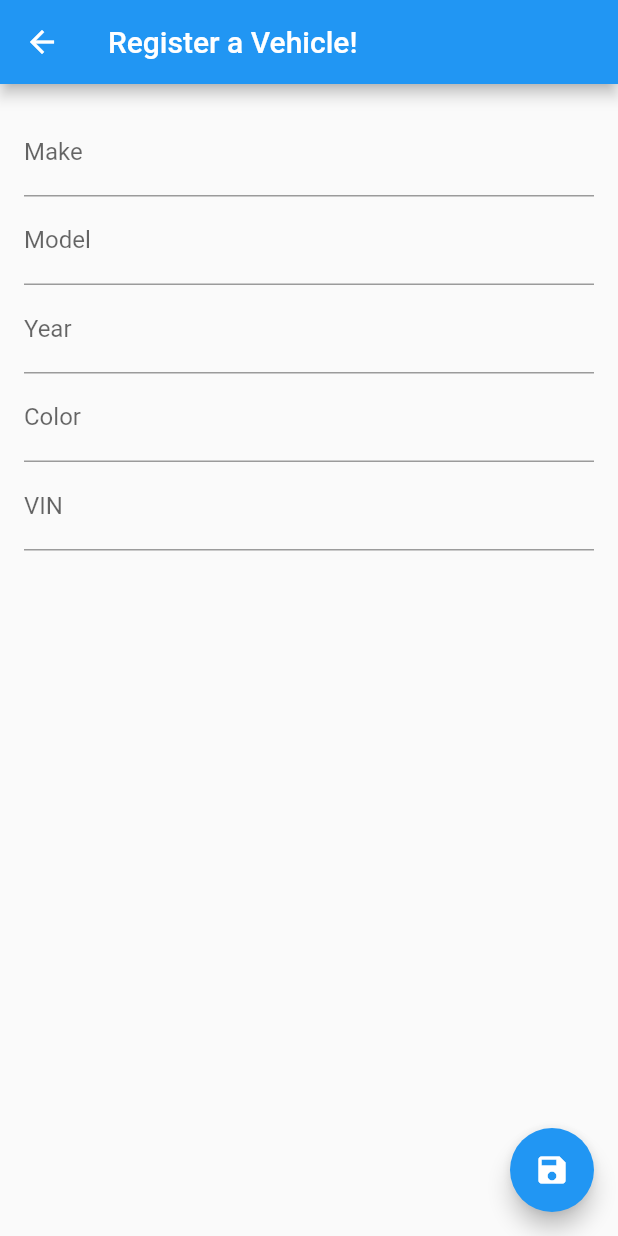
After one commit to CSCI4100U/mobile-group-project-2023-abdul-alam-li-rana, a Flutter app: the VehicleHomePage screen opened directly, after a tap on the "menu" icon, after a tap on the "delete" icon, after a tap on the "add" icon, on a phone screen of 412 x 824 dp. The commit adds this screen. Run offline on Flutter 3.47's test engine with Material 2 defaults, Android fonts, the phone set to English and light mode, and no system bars; our stand-ins replace cloud_firestore, firebase_core, sqflite; accounts and stored records are empty.

Commit message:
Done firebase hookup and basic vehicle operations

```diff
--- /dev/null
+++ b/final_project/lib/add_vehicle.dart
@@ -0,0 +1,91 @@
+import 'package:flutter/material.dart';
+import 'vehicle.dart';
+import 'dbops.dart';
+class AddVehicle extends StatefulWidget {
+  @override
+  _AddVehicleState createState() => _AddVehicleState();
+}
+
+
+class _AddVehicleState extends State<AddVehicle> {
+  final TextEditingController makeController = TextEditingController();
+  final TextEditingController modelController = TextEditingController();
+  final TextEditingController yearController = TextEditingController();
+  final TextEditingController colorController = TextEditingController();
+  final TextEditingController vinController = TextEditingController();
+
+String generateUniqueId() {
+
+  String uniqueId = DateTime.now().toUtc().toIso8601String();
+  return uniqueId;
+}
+  @override
+  Widget build(BuildContext context) {
+    return Scaffold(
+      appBar: AppBar(
+        leading: IconButton(
+          icon: Icon(Icons.arrow_back),
+          onPressed: () {
+            Navigator.pop(context);
+          },
+        ),
+        backgroundColor: Colors.blue,
+        title: Text('Register a Vehicle!'),
+      ),
+      body: Padding(
+        padding: const EdgeInsets.all(16.0),
+        child: Column(
+          children: <Widget>[
+            TextField(
+              controller: makeController,
+              decoration: InputDecoration(labelText: 'Make'),
+            ),
+            TextField(
+              controller: modelController,
+              decoration: InputDecoration(labelText: 'Model'),
+            ),
+             TextField(
+              controller: yearController,
+              decoration: InputDecoration(labelText: 'Year'),
+            ),
+            TextField(
+              controller: colorController,
+              decoration: InputDecoration(labelText: 'Color'),
+            ), TextField(
+              controller: vinController,
+              decoration: InputDecoration(labelText: 'VIN'),
+            ),
+          ],
+        ),
+      ),
+      floatingActionButton: FloatingActionButton(
+        onPressed: () {
+          String make = makeController.text;
+          String model = modelController.text;
+          String year = yearController.text;
+          String color = colorController.text;
+          String vin = vinController.text;
+
+
+           String id = generateUniqueId();
+            Vehicle newVehicle = Vehicle(
+            id: id,
+            make: make,
+            model: model,
+            year: year,
+            color: color,
+            vin: vin,
+            );
+
+          print("do we go here?");
+          insertVehicle(newVehicle);
+
+          Navigator.pop(context,newVehicle);
+        },
+        backgroundColor: Colors.blue,
+
+        child: Icon(Icons.save),
+      ),
+    );
+  }
+}
--- /dev/null
+++ b/final_project/lib/dbops.dart
@@ -0,0 +1,35 @@
+import 'vehicle.dart';
+import 'package:sqflite/sqflite.dart';
+import 'main.dart';
+import 'package:path/path.dart';
+import 'vehicle.dart';
+import 'package:cloud_firestore/cloud_firestore.dart';
+import 'package:firebase_core/firebase_core.dart';
+
+
+
+final FirebaseFirestore firestore = FirebaseFirestore.instance;
+
+Future<void> insertVehicle(Vehicle vehicle) async {
+  await firestore.collection('vehicles').doc(vehicle.id.toString()).set(vehicle.toMap());
+}
+
+Future<List<Vehicle>> getVehicle() async {
+  print("are vehicles  gotten?");
+  QuerySnapshot querySnapshot = await firestore.collection('vehicles').get();
+  List<Vehicle> result = [];
+
+  for (QueryDocumentSnapshot document in querySnapshot.docs) {
+    result.add(Vehicle.fromMap(document.data() as Map<String, dynamic>));
+  }
+  print(result.length);
+  return result;
+}
+
+Future<void> updateVehicle(Vehicle vehicle) async {
+  await firestore.collection('vehicles').doc(vehicle.id.toString()).update(vehicle.toMap());
+}
+
+Future<void> deleteVehicle(String id) async {
+  await firestore.collection('vehicles').doc(id).delete();
+}
--- /dev/null
+++ b/final_project/lib/edit_vehicle.dart
@@ -0,0 +1,98 @@
+import 'package:flutter/material.dart';
+import 'vehicle.dart';
+import 'dbops.dart';
+class EditVehicle extends StatefulWidget {
+  final Vehicle vehicleToEdit;
+
+  EditVehicle({required this.vehicleToEdit});
+
+  @override
+  _EditVehicleState createState() => _EditVehicleState(vehicleToEdit: vehicleToEdit);
+
+}
+
+
+class _EditVehicleState extends State<EditVehicle> {
+  final Vehicle vehicleToEdit;
+
+  final TextEditingController makeController;
+  final TextEditingController modelController;
+  final TextEditingController yearController;
+  final TextEditingController colorController;
+  final TextEditingController vinController;
+
+  _EditVehicleState({required this.vehicleToEdit})
+      : makeController = TextEditingController(text: vehicleToEdit.make),
+        modelController = TextEditingController(text: vehicleToEdit.model),
+        yearController = TextEditingController(text: vehicleToEdit.year),
+        colorController = TextEditingController(text: vehicleToEdit.color),
+        vinController = TextEditingController(text: vehicleToEdit.vin);
+
+  @override
+  Widget build(BuildContext context) {
+    return Scaffold(
+      appBar: AppBar(
+        leading: IconButton(
+          icon: Icon(Icons.arrow_back),
+          onPressed: () {
+            Navigator.pop(context);
+          },
+        ),
+        backgroundColor: Colors.blue,
+        title: Text('Edit your Vehicle'),
+      ),
+      body: Padding(
+        padding: const EdgeInsets.all(16.0),
+        child: Column(
+          children: <Widget>[
+            TextField(
+              controller: makeController,
+              decoration: InputDecoration(labelText: 'Make'),
+            ),
+            TextField(
+              controller: modelController,
+              decoration: InputDecoration(labelText: 'Model'),
+            ),
+             TextField(
+              controller: yearController,
+              decoration: InputDecoration(labelText: 'Year'),
+            ),
+            TextField(
+              controller: colorController,
+              decoration: InputDecoration(labelText: 'Color'),
+            ), TextField(
+              controller: vinController,
+              decoration: InputDecoration(labelText: 'VIN'),
+            ),
+          ],
+        ),
+      ),
+      floatingActionButton: FloatingActionButton(
+        onPressed: () {
+          String make = makeController.text;
+          String model = modelController.text;
+          String year = yearController.text;
+          String color = colorController.text;
+          String vin = vinController.text;
+
+
+            Vehicle updatedVehicle = Vehicle(
+            id: vehicleToEdit.id,
+            make: make,
+            model: model,
+            year: year,
+            color: color,
+            vin: vin,
+            );
+          print("do we go here?");
+          updateVehicle(updatedVehicle);
+
+          Navigator.pop(context,updatedVehicle);
+        },
+        backgroundColor: Colors.blue,
+
+        child: Icon(Icons.save),
+      ),
+    );
+  }
+}
--- /dev/null
+++ b/final_project/lib/vehicle.dart
@@ -0,0 +1,44 @@
+class Vehicle {
+  final String id;
+  final String vin; // VIN is still an attribute.
+  final String make;
+  final String model;
+  final String year;
+  final String color;
+
+  Vehicle({
+    required this.id,
+    required this.make,
+    required this.model,
+    required this.year,
+    this.vin = '',
+    this.color = '',
+  });
+
+  factory Vehicle.fromMap(Map<String, dynamic> map) {
+    return Vehicle(
+      id: map['id'] as String? ?? '',
+      make: map['make'] as String? ?? '',
+      model: map['model'] as String? ?? '',
+      year: map['year'] as String? ?? '',
+      color: map['color'] as String? ?? '', // Initialize VIN from map.
+      vin: map['vin'] as String? ?? '', // Initialize VIN from map.
+    );
+  }
+
+  Map<String, dynamic> toMap() {
+    return {
+      'id': id,
+      'make': make,
+      'model': model,
+      'year': year,
+      'color': color,
+      'vin': vin, // Include VIN in the map.
+    };
+  }
+
+  @override
+  String toString() {
+    return 'Vehicle{id: $id, vin: $vin, make: $make, model: $model, year: $year, color: $color}';
+  }
+}
--- a/final_project/lib/vehicle_homepage.dart
+++ b/final_project/lib/vehicle_homepage.dart
@@ -1,33 +1,144 @@
 import 'package:flutter/material.dart';
 import 'sidebar.dart';
+import 'vehicle.dart';
+import 'dbops.dart';
+import 'add_vehicle.dart';
+import 'edit_vehicle.dart';
 
-class VehicleHomePage extends StatelessWidget {
-  final GlobalKey<ScaffoldState> _scaffoldKey = GlobalKey<ScaffoldState>(); // Define the key
+class VehicleHomePage extends StatefulWidget {
+  @override
+  _VehicleHomePageState createState() => _VehicleHomePageState();
+}
+
+class _VehicleHomePageState extends State<VehicleHomePage> {
+  final GlobalKey<ScaffoldState> _scaffoldKey = GlobalKey<ScaffoldState>();
+  Vehicle noSelection = Vehicle(
+    id: '',
+    make: '',
+    model: '',
+    year: '',
+    vin: '',
+    color: '',
+  );
+  Vehicle selectedVehicle = Vehicle(
+    id: '',
+    make: '',
+    model: '',
+    year: '',
+    vin: '',
+    color: '',
+  );
+  List<dynamic> vehicles = [];
+
+  @override
+  void initState() {
+    super.initState();
+    fetchVehicles();
+  }
+
+  Future<void> fetchVehicles() async {
+    final fetchedVehicles = await getVehicle();
+    setState(() {
+      vehicles = fetchedVehicles;
+    });
+    print("Vehicles fetched!");
+    print(vehicles.length);
+  }
 
   @override
   Widget build(BuildContext context) {
     return Scaffold(
       backgroundColor: Colors.greenAccent,
-      key: _scaffoldKey, // Assign the key to the Scaffold
+      key: _scaffoldKey,
       appBar: AppBar(
         backgroundColor: Colors.green,
         title: Text('Vehicle List'),
         leading: IconButton(
           icon: Icon(Icons.menu),
           onPressed: () {
-            _scaffoldKey.currentState!.openDrawer(); // Open the side menu
+            _scaffoldKey.currentState!.openDrawer();
           },
         ),
+        actions: [
+          IconButton(
+            icon: Icon(Icons.delete),
+            onPressed: () {
+              if (selectedVehicle.id != "") {
+                deleteVehicle(selectedVehicle.id);
+                fetchVehicles();
+                setState(() {
+                  selectedVehicle = noSelection;
+                });
+              }
+            },
+          ),
+          IconButton(
+            icon: Icon(Icons.edit),
+            onPressed: () async {
+              if (selectedVehicle.id != "") {
+                final updatedVehicle = await Navigator.push(
+                  context,
+                  MaterialPageRoute(
+                    builder: (context) =>
+                        EditVehicle(vehicleToEdit: selectedVehicle),
+                  ),
+                );
+
+                if (updatedVehicle != null) {
+                  setState(() {
+                    fetchVehicles();
+                  });
+                }
+              }
+            },
+          ),
+        ],
       ),
-      body: Center(
-        child: Column(
-          mainAxisAlignment: MainAxisAlignment.center,
-          children: [
-            // Add your form elements here for entering vehicle data.
-          ],
-        ),
+      body: (vehicles.isEmpty
+          ? Center(child: Text('No data'))
+          : ListView.builder(
+              itemCount: vehicles.length,
+              itemBuilder: (context, index) {
+                final vehicle = vehicles[index];
+                return ListTile(
+                  title: Text(
+                    '${vehicle.make} ${vehicle.model} (${vehicle.year})',
+                    style: TextStyle(
+                      fontSize: 22,
+                      color:
+                          (selectedVehicle == vehicle) ? Colors.lightGreen : Colors.black,
+                    ),
+                  ),
+                  tileColor:
+                      (selectedVehicle.id == vehicle.id) ? Colors.lightBlue : null,
+                  onTap: () {
+                    setState(() {
+                      print("Vehicle is selected");
+                      selectedVehicle = vehicle;
+                    });
+                  },
+                );
+              },
+            )),
+      floatingActionButton: FloatingActionButton(
+        onPressed: () async {
+          final addedVehicle = await Navigator.push(
+            context,
+            MaterialPageRoute(
+              builder: (context) => AddVehicle(),
+            ),
+          );
+
+          if (addedVehicle != null) {
+            setState(() {
+              fetchVehicles();
+            });
+          }
+        },
+        backgroundColor: Colors.blue,
+        child: Icon(Icons.add),
       ),
-      drawer: SideMenu(), // Add the SideMenu to the Drawer
+      drawer: SideMenu(),
     );
   }
 }
```
Also changed, not shown: final_project/lib/main.dart (+15 -1 lines), final_project/pubspec.yaml (+10 -1 lines), final_project/pubspec.lock, 3 other files.
